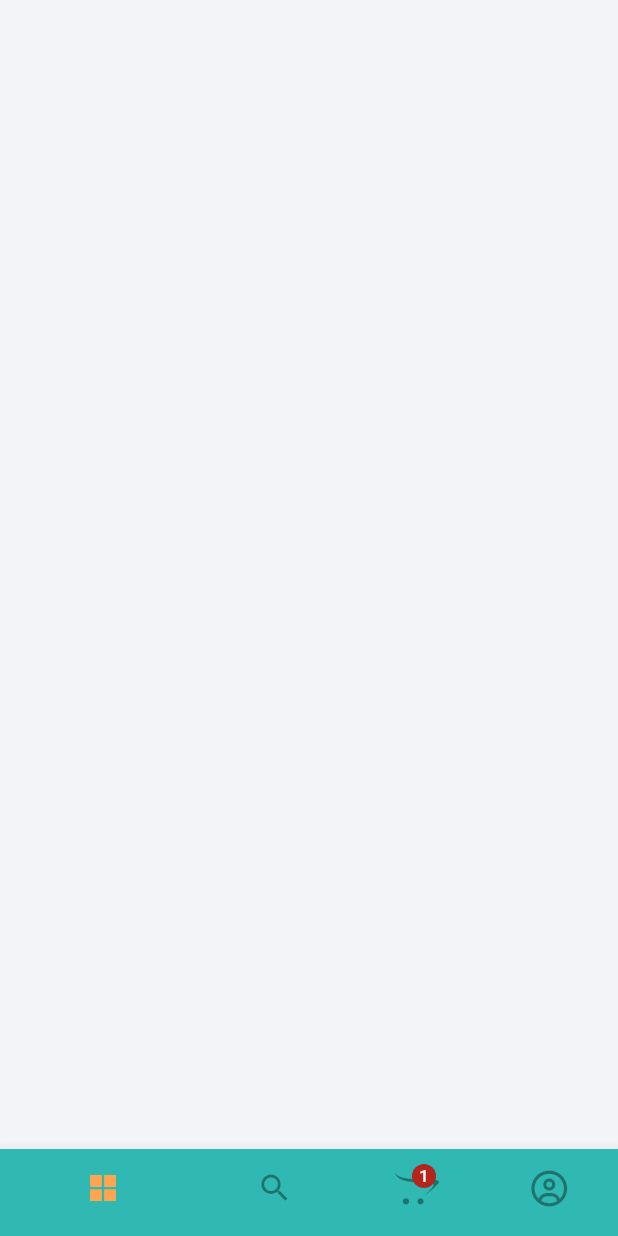
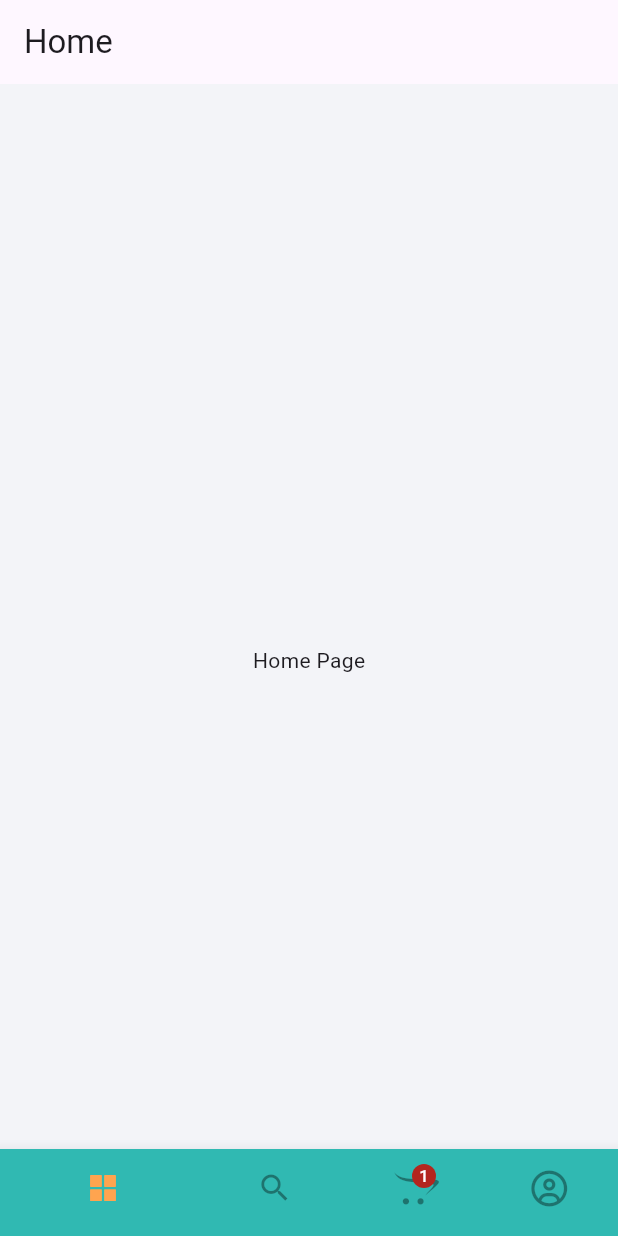
Before and after one commit to HumaCode/foodly---flutter, a Flutter app: the screen it shows after launch, on a phone screen of 412 x 824 dp. Run offline on Flutter 3.47's test engine with Material 3 defaults, Android fonts, the phone set to English and light mode, and no system bars; our stand-ins replace flutter_screenutil, flutter_vector_icons, get.

```diff
--- a/lib/main.dart
+++ b/lib/main.dart
@@ -4,7 +4,7 @@ import 'package:foody/constants/constants.dart';
 import 'package:foody/views/entrypoint.dart';
 import 'package:get/get.dart';
 
-Widget defaultHome = const MainScreen();
+Widget defaultHome = MainScreen();
 
 void main() {
   runApp(const MyApp());
--- a/lib/views/entrypoint.dart
+++ b/lib/views/entrypoint.dart
@@ -1,11 +1,24 @@
+// ignore_for_file: must_be_immutable
+
 import 'package:flutter/material.dart';
 import 'package:flutter_vector_icons/flutter_vector_icons.dart';
 import 'package:foody/constants/constants.dart';
 import 'package:foody/controllers/tab_index_controller.dart';
+import 'package:foody/views/cart/cart_page.dart';
+import 'package:foody/views/home/home_page.dart';
+import 'package:foody/views/profile/profile_page.dart';
+import 'package:foody/views/search/search_page.dart';
 import 'package:get/get.dart';
 
 class MainScreen extends StatelessWidget {
-  const MainScreen({super.key});
+  MainScreen({super.key});
+
+  List<Widget> pageList = [
+    const HomePage(),
+    const SearchPage(),
+    const CartPage(),
+    const ProfilePage(),
+  ];
 
   @override
   Widget build(BuildContext context) {
@@ -15,11 +28,9 @@ class MainScreen extends StatelessWidget {
       () => Scaffold(
         body: Stack(
           children: [
-            Container(
-              height: hieght,
-              width: width,
-              color: kOffWhite,
-            ),
+            // page
+            pageList[controller.tabIndex],
+
             Align(
               alignment: Alignment.bottomCenter,
               child: Theme(
--- /dev/null
+++ b/lib/views/home/home_page.dart
@@ -0,0 +1,17 @@
+import 'package:flutter/material.dart';
+
+class HomePage extends StatelessWidget {
+  const HomePage({super.key});
+
+  @override
+  Widget build(BuildContext context) {
+    return Scaffold(
+      appBar: AppBar(
+        title: const Text('Home'),
+      ),
+      body: const Center(
+        child: Text('Home Page'),
+      ),
+    );
+  }
+}
```
Also changed, not shown: lib/views/cart/cart_page.dart (added, +17 -0 lines), lib/views/profile/profile_page.dart (added, +17 -0 lines), lib/views/search/search_page.dart (added, +17 -0 lines).
